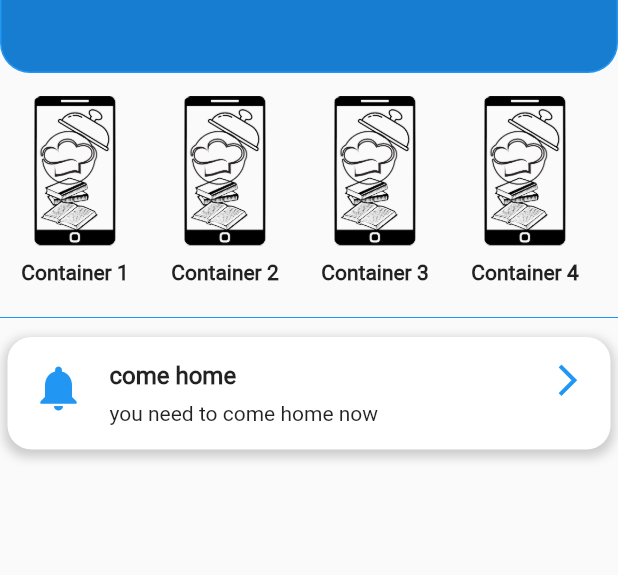
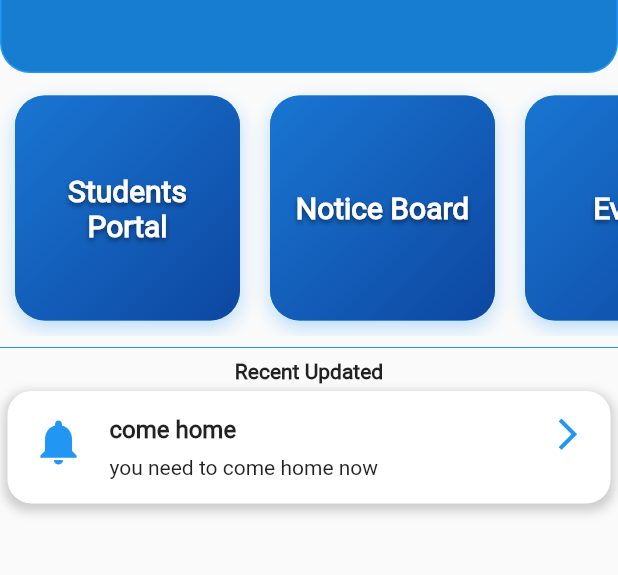
Before and after one commit to 7442charles/flutter1-cih, a Flutter app: the screen it shows after launch, on a phone screen of 412 x 824 dp, the part 236-811 px from its top. Run offline on Flutter 3.47's test engine with Material 2 defaults, Android fonts, the phone set to English and light mode, and no system bars; drawn by our look-alikes of animated_text_kit; our stand-ins replace flutter_svg, font_awesome_flutter.

Commit message:
clean feature classes

```diff
--- a/lib/components/features.dart
+++ b/lib/components/features.dart
@@ -6,36 +6,116 @@ class FeaturesContainer extends StatelessWidget {
   });
   @override
   Widget build(BuildContext context) {
-    return SizedBox(
+    return SingleChildScrollView(
+      scrollDirection: Axis.horizontal,
+      child: Row(
+        children: [
+          FeatureContainer(
+            title: 'Students Portal',
+            onTap: () {
+              // Perform action when Students Portal is clicked
+            },
+          ),
+          FeatureContainer(
+            title: 'Notice Board',
+            onTap: () {
+              // Perform action when Notice Board is clicked
+            },
+          ),
+          FeatureContainer(
+            title: 'Events',
+            onTap: () {
+              // Perform action when Events is clicked
+            },
+          ),
+          FeatureContainer(
+            title: 'Timetable',
+            onTap: () {
+              // Perform action when Timetable is clicked
+            },
+          ),
+          FeatureContainer(
+            title: 'Suggestions',
+            onTap: () {
+              // Perform action when Suggestions is clicked
+            },
+          ),
+          FeatureContainer(
+            title: 'JNAI',
+            onTap: () {
+              // Perform action when JNAI is clicked
+            },
+          ),
+        ],
+      ),
+    );
+  }
+}
+
+class FeatureContainer extends StatelessWidget {
+  final String title;
+  final VoidCallback onTap;
+
+  const FeatureContainer({required this.title, required this.onTap});
+
+  @override
+  Widget build(BuildContext context) {
+    return GestureDetector(
+      onTap: onTap,
+      child: Container(
+        width: 150,
         height: 150,
-      child: ListView.builder(
-        scrollDirection: Axis.horizontal,
-        itemCount: 5, // Replace with actual number of containers
-        itemBuilder: (context, index) {
-          return Container(
-            width: 80,
         margin: const EdgeInsets.all(10),
         decoration: BoxDecoration(
-              borderRadius: BorderRadius.circular(10),
-              //color: Colors.grey,
+          color: Colors.blue, // Customize the container color as needed
+          borderRadius: BorderRadius.circular(20),
+          boxShadow: [
+            BoxShadow(
+              color: Colors.blue.withOpacity(0.3),
+              blurRadius: 10,
+              offset: const Offset(0, 5),
             ),
-            child: Column(
+          ],
+        ),
+        child: Stack(
           children: [
-                Image.asset(
-                  'assets/images/mainImg.png',
-                  height: 100,
+            Container(
+              decoration: BoxDecoration(
+                borderRadius: BorderRadius.circular(20),
+                gradient: LinearGradient(
+                  begin: Alignment.topLeft,
+                  end: Alignment.bottomRight,
+                  colors: [
+                    Colors.blue.shade700,
+                    Colors.blue.shade900,
+                  ],
                 ),
-                const SizedBox(height: 10),
-                Text(
-                  'Container ${index + 1}',
-                  style: const TextStyle(
+              ),
+            ),
+            Align(
+              alignment: Alignment.center,
+              child: Padding(
+                padding: const EdgeInsets.all(8.0),
+                child: Text(
+                  title,
+                  style: TextStyle(
+                    fontSize: 20,
                     fontWeight: FontWeight.bold,
+                    color: Colors.white, // Customize the text color as needed
+                    shadows: [
+                      Shadow(
+                        color: Colors.black.withOpacity(0.5),
+                        offset: const Offset(0, 2),
+                        blurRadius: 4,
+                      ),
+                    ],
+                  ),
+                  textAlign: TextAlign.center,
+                ),
               ),
             ),
           ],
         ),
-          );
-        },
       ),
     );
   }
--- a/lib/components/home_page_notifications.dart
+++ b/lib/components/home_page_notifications.dart
@@ -7,7 +7,13 @@ class CustomNotification extends StatelessWidget {
 
   @override
   Widget build(BuildContext context) {
-    return Container(
+    return Column(
+      children: [
+        const Text(
+          "Recent Updated",
+          style: TextStyle(fontWeight: FontWeight.bold),
+        ),
+        Container(
           margin: const EdgeInsets.all(5.0),
           padding: const EdgeInsets.all(16.0),
           decoration: BoxDecoration(
@@ -59,6 +65,8 @@ class CustomNotification extends StatelessWidget {
               )
             ],
           ),
+        ),
+      ],
     );
   }
 }
```
Lines whose indentation alone changed are shown as unchanged.
